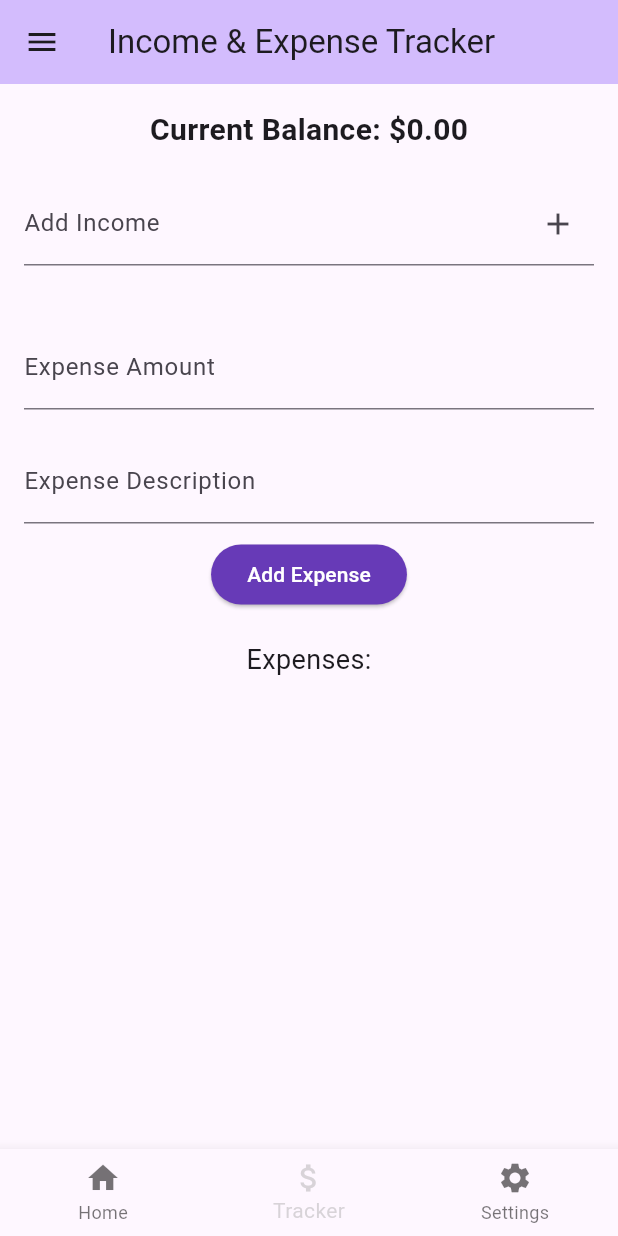
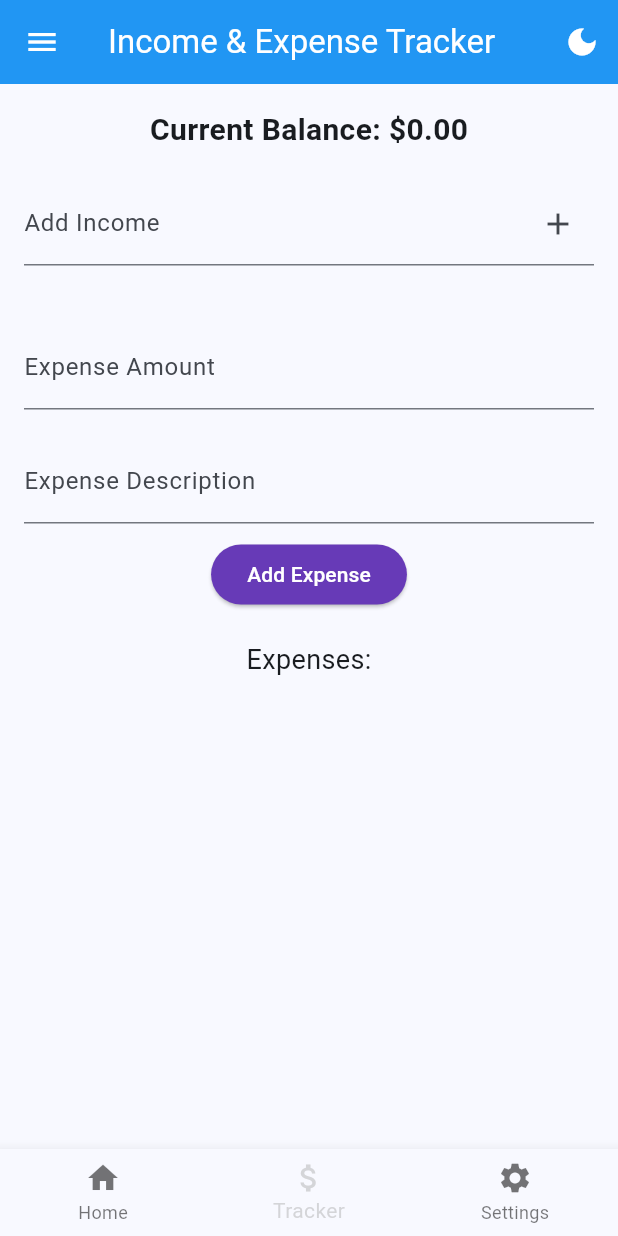
Before and after one commit to mahmudabir/flutter_practice, a Flutter app: the IncomeExpensePage screen opened by its route, on a phone screen of 412 x 824 dp. Run offline on Flutter 3.47's test engine with Material 3 defaults, Android fonts, the phone set to English and light mode, and no system bars; our stand-ins replace shared_preferences; accounts and stored records are empty.

Commit message:
theme mode switch

```diff
--- /dev/null
+++ b/devtools_options.yaml
@@ -0,0 +1,3 @@
+description: This file stores settings for Dart & Flutter DevTools.
+documentation: https://docs.flutter.dev/tools/devtools/extensions#configure-extension-enablement-states
+extensions:
--- a/lib/pages/income_expense_page.dart
+++ b/lib/pages/income_expense_page.dart
@@ -1,9 +1,11 @@
 import 'package:flutter/material.dart';
+import 'package:flutter_practice/services/theme_service.dart';
 import 'package:flutter_practice/widgets/app_drawer.dart';
 import 'package:flutter_practice/widgets/common_bottom_nav.dart';
+import 'package:provider/provider.dart';
 
 class IncomeExpensePage extends StatefulWidget {
-  const IncomeExpensePage({super.key, required this.title});
+  const IncomeExpensePage({super.key, this.title = 'Income & Expense Tracker'});
 
   final String title;
 
@@ -62,10 +64,29 @@ class _IncomeExpensePageState extends State<IncomeExpensePage> {
 
   @override
   Widget build(BuildContext context) {
+    final themeService = Provider.of<ThemeService>(context, listen: false);
+
     return Scaffold(
       appBar: AppBar(
-        backgroundColor: Theme.of(context).colorScheme.inversePrimary,
-        title: Text('Income & Expense Tracker'),
+        // backgroundColor: Theme.of(context).colorScheme.inversePrimary, // Removed to use AppTheme
+        title: Text(widget.title ?? 'Income & Expense Tracker'),
+        // Use widget.title or default
+        actions: [
+          IconButton(
+            icon: Icon(
+              themeService.themeMode == ThemeMode.dark ||
+                      (themeService.themeMode == ThemeMode.system &&
+                          MediaQuery.of(context).platformBrightness ==
+                              Brightness.dark)
+                  ? Icons.light_mode
+                  : Icons.dark_mode,
+            ),
+            onPressed: () {
+              themeService.toggleTheme();
+            },
+            tooltip: 'Toggle Theme',
+          ),
+        ],
       ),
       drawer: AppDrawer(),
       body: LayoutBuilder(
@@ -141,10 +162,7 @@ class _IncomeExpensePageState extends State<IncomeExpensePage> {
           );
         },
       ),
-      bottomNavigationBar: CommonBottomNav(
-        currentIndex: 1,
-
-      ),
+      bottomNavigationBar: CommonBottomNav(currentIndex: 1),
     );
   }
 }
--- /dev/null
+++ b/lib/themes/app_themes.dart
@@ -0,0 +1,39 @@
+import 'package:flutter/material.dart';
+
+class AppThemes {
+  static final ThemeData lightTheme = ThemeData(
+    brightness: Brightness.light,
+    primarySwatch: Colors.blue,
+    colorScheme: ColorScheme.fromSeed(
+      seedColor: Colors.blue,
+      brightness: Brightness.light,
+    ),
+    appBarTheme: const AppBarTheme(
+      backgroundColor: Colors.blue,
+      foregroundColor: Colors.white,
+    ),
+    floatingActionButtonTheme: const FloatingActionButtonThemeData(
+      backgroundColor: Colors.blue,
+      foregroundColor: Colors.white,
+    ),
+    // Add other theme properties as needed
+  );
+
+  static final ThemeData darkTheme = ThemeData(
+    brightness: Brightness.dark,
+    primarySwatch: Colors.blueGrey,
+    colorScheme: ColorScheme.fromSeed(
+      seedColor: Colors.blueGrey,
+      brightness: Brightness.dark,
+    ),
+    appBarTheme: const AppBarTheme(
+      backgroundColor: Colors.blueGrey,
+      foregroundColor: Colors.white,
+    ),
+    floatingActionButtonTheme: const FloatingActionButtonThemeData(
+      backgroundColor: Colors.blueGrey,
+      foregroundColor: Colors.white,
+    ),
+    // Add other theme properties as needed
+  );
+}
--- a/lib/widgets/app_drawer.dart
+++ b/lib/widgets/app_drawer.dart
@@ -26,7 +26,7 @@ class AppDrawer extends StatelessWidget {
             title: Text('Income & Expense Tracker'),
             onTap: () {
               Navigator.pop(context);
-              Navigator.pushNamed(context, '/tracker');
+              Navigator.pushNamed(context, '/income-expense');
             },
           ),
         ],
--- a/lib/widgets/common_bottom_nav.dart
+++ b/lib/widgets/common_bottom_nav.dart
@@ -30,7 +30,7 @@ class CommonBottomNav extends StatelessWidget {
         Navigator.pushNamed(context, '/counter');
         break;
       case 1:
-        Navigator.pushNamed(context, '/tracker');
+        Navigator.pushNamed(context, '/income-expense');
         break;
       case 2:
         try {
--- a/pubspec.yaml
+++ b/pubspec.yaml
@@ -34,6 +34,8 @@ dependencies:
   # The following adds the Cupertino Icons font to your application.
   # Use with the CupertinoIcons class for iOS style icons.
   cupertino_icons: ^1.0.8
+  provider: ^6.0.0 # Adjust version as needed
+  shared_preferences: ^2.5.3 # Adjust version as needed
 
 dev_dependencies:
   flutter_test:
```
Also changed, not shown: lib/main.dart (+20 -21 lines), lib/pages/counter_page.dart (+32 -11 lines), lib/services/theme_service.dart (added, +70 -0 lines), pubspec.lock, 2 other files.
